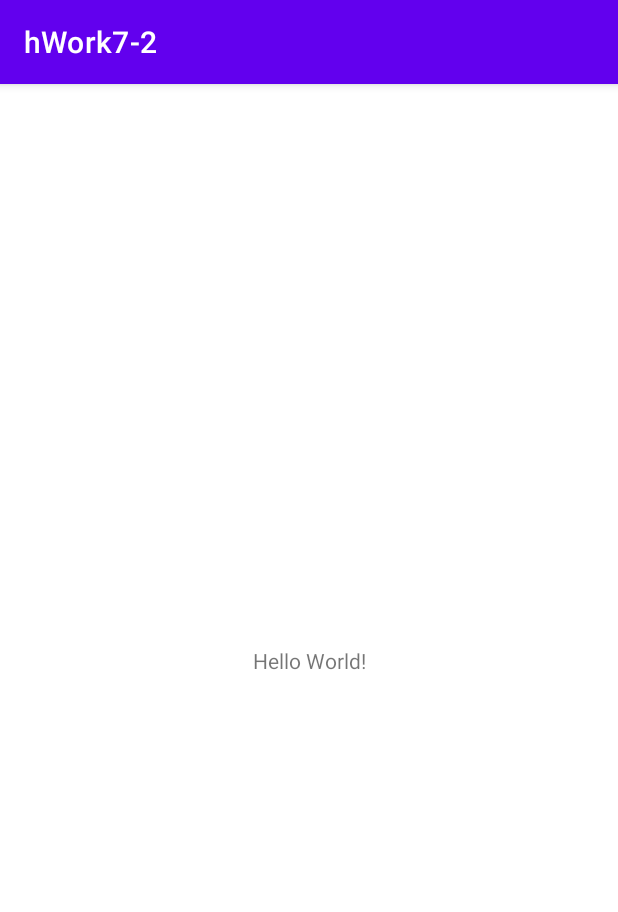
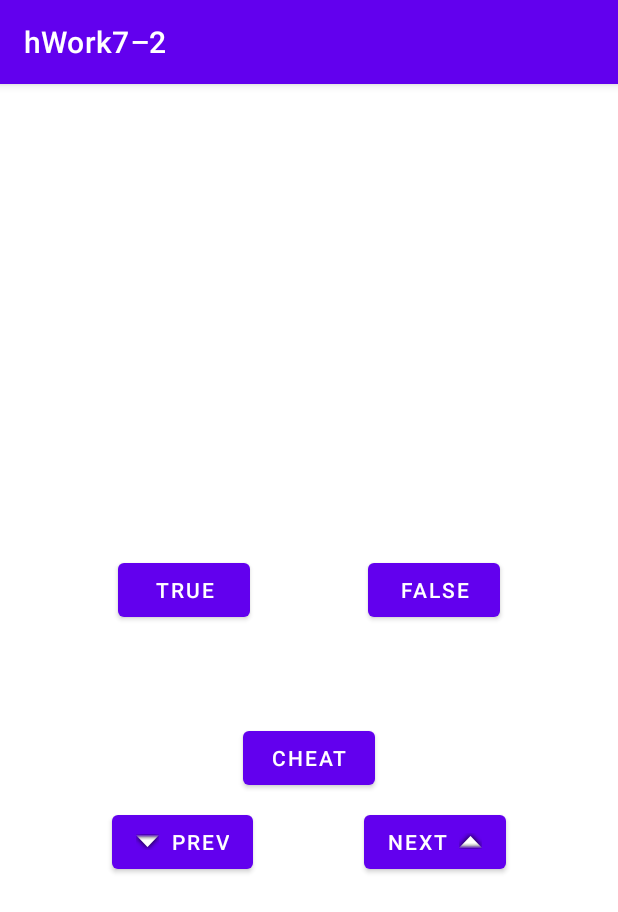
Before and after one commit to zahramarri/hWork7-2, an Android app: the screen it shows after launch (MainActivity), on a phone screen of 412 x 824 dp. Shown: the top 912 px of the screen. Run offline under Robolectric (Android 15) with nearby library versions, the phone set to English and light mode, and no system bars.

Commit message:
build basic UI

```diff
--- a/app/src/main/res/layout/activity_main.xml
+++ b/app/src/main/res/layout/activity_main.xml
@@ -7,12 +7,68 @@
     tools:context=".MainActivity">
 
     <TextView
+        android:id="@+id/textViewQuestion"
         android:layout_width="wrap_content"
         android:layout_height="wrap_content"
-        android:text="Hello World!"
+        android:text="@string/textViewQuestionText"
         app:layout_constraintBottom_toBottomOf="parent"
         app:layout_constraintEnd_toEndOf="parent"
         app:layout_constraintStart_toStartOf="parent"
-        app:layout_constraintTop_toTopOf="parent" />
+        app:layout_constraintTop_toTopOf="parent"
+        app:layout_constraintVertical_bias="0.35000002" />
+
+    <Button
+        android:id="@+id/buttonTrue"
+        android:layout_width="wrap_content"
+        android:layout_height="wrap_content"
+        android:layout_marginTop="32dp"
+        android:text="@string/buttonTrueText"
+        app:layout_constraintEnd_toStartOf="@id/buttonFalse"
+        app:layout_constraintStart_toStartOf="parent"
+        app:layout_constraintTop_toBottomOf="@id/textViewQuestion" />
+
+    <Button
+        android:id="@+id/buttonFalse"
+        android:layout_width="wrap_content"
+        android:layout_height="wrap_content"
+        android:layout_marginTop="32dp"
+        android:text="@string/buttonFalseText"
+        app:layout_constraintEnd_toEndOf="parent"
+        app:layout_constraintStart_toEndOf="@id/buttonTrue"
+        app:layout_constraintTop_toBottomOf="@id/textViewQuestion" />
+
+    <Button
+        android:id="@+id/buttonCheat"
+        android:layout_width="wrap_content"
+        android:layout_height="wrap_content"
+        android:layout_marginTop="64dp"
+        android:text="@string/buttonCheatText"
+        app:layout_constraintEnd_toEndOf="parent"
+        app:layout_constraintStart_toStartOf="parent"
+        app:layout_constraintTop_toBottomOf="@id/buttonTrue" />
+
+    <Button
+        android:id="@+id/buttonPrevious"
+        android:layout_width="wrap_content"
+        android:layout_height="wrap_content"
+        android:layout_marginTop="8dp"
+        android:drawableLeft="@android:drawable/arrow_down_float"
+        android:text="@string/buttonPreviousText"
+        app:layout_constraintEnd_toStartOf="@+id/buttonNext"
+        app:layout_constraintHorizontal_bias="0.5"
+        app:layout_constraintStart_toStartOf="parent"
+        app:layout_constraintTop_toBottomOf="@+id/buttonCheat" />
+
+    <Button
+        android:drawableRight="@android:drawable/arrow_up_float"
+        android:id="@+id/buttonNext"
+        android:layout_width="wrap_content"
+        android:layout_height="wrap_content"
+        android:layout_marginTop="8dp"
+        android:text="@string/buttonNextText"
+        app:layout_constraintEnd_toEndOf="parent"
+        app:layout_constraintHorizontal_bias="0.5"
+        app:layout_constraintStart_toEndOf="@+id/buttonPrevious"
+        app:layout_constraintTop_toBottomOf="@+id/buttonCheat" />
 
 </androidx.constraintlayout.widget.ConstraintLayout>
--- a/app/src/main/res/values/strings.xml
+++ b/app/src/main/res/values/strings.xml
@@ -1,3 +1,9 @@
 <resources>
-    <string name="app_name">hWork7-2</string>
+    <string name="app_name">hWork7–2</string>
+    <string name="textViewQuestionText"> </string>
+    <string name="buttonTrueText">true</string>
+    <string name="buttonFalseText">false</string>
+    <string name="buttonCheatText">cheat</string>
+    <string name="buttonPreviousText">prev</string>
+    <string name="buttonNextText">next</string>
 </resources>
```
